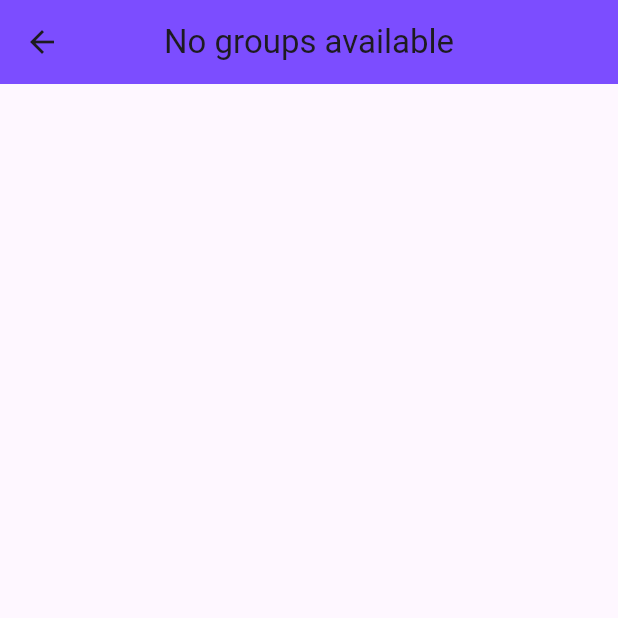
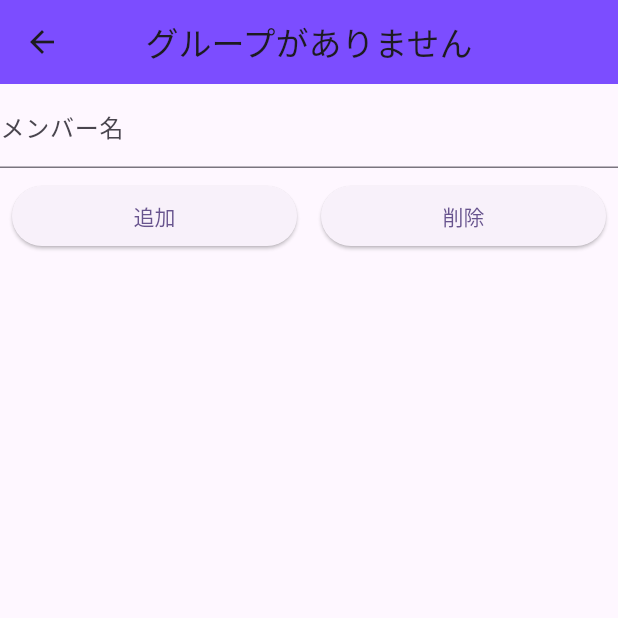
Before and after one commit to ppmasa8/walippe, a Flutter app: the AddMember screen opened directly, on a phone screen of 412 x 824 dp, the top half of it. Run offline on Flutter 3.47's test engine with Material 2 defaults, Android fonts, the phone set to English and light mode, and no system bars; our stand-ins replace drift, flutter_riverpod, freezed_annotation, google_fonts, riverpod_annotation; accounts and stored records are empty; generated files the repository leaves out were written again.

Commit message:
Added membername form

```diff
--- /dev/null
+++ b/lib/src/const/const.dart
@@ -0,0 +1,20 @@
+const titleName = 'Walippe';
+
+const validGroupNameMessage = 'グループ名を入力してください';
+const validMemberNameMessage = 'メンバー名を入力してください';
+
+const groupFormLabelText = 'グループ名';
+const groupFormHintText = '沖縄旅行';
+
+const memberFormLabelText = 'メンバー名';
+const memberFormHintText = 'ひかり';
+
+const groupCreateButtonText = 'グループを作成';
+const noGroupsAvailableText = 'グループがありません';
+
+const addText = '追加';
+const deleteText = '削除';
+
+const memberDurationForDelete = 500;
+
+const memberDeleteSnackBarText = '削除しました';
--- a/lib/src/drift/walippe_db.dart
+++ b/lib/src/drift/walippe_db.dart
@@ -86,6 +86,10 @@ class WalippeDatabase extends _$WalippeDatabase {
 
   Future<List<Member>> getAllMembers() => select(members).get();
 
+  Future<List<Member>> getMembersInGroup(int groupId) {
+    return (select(members)..where((tbl) => tbl.groupId.equals(groupId))).get();
+  }
+
   Future<int> addMember(int groupId, String name, String description) {
     return into(members).insert(MembersCompanion(
       groupId: Value(groupId),
--- a/lib/src/providers/provider.dart
+++ b/lib/src/providers/provider.dart
@@ -1,4 +1,3 @@
-import 'package:flutter/material.dart';
 import 'package:riverpod_annotation/riverpod_annotation.dart';
 
 import '../drift/walippe_db.dart';
@@ -8,6 +7,7 @@ import '../models/transaction_data.dart';
 import '../repositories/group_repository.dart';
 import '../repositories/member_repository.dart';
 import '../repositories/transaction_repository.dart';
+import '../views/form_validator.dart';
 
 part 'provider.g.dart';
 
@@ -46,5 +46,10 @@ Future<List<MemberData>> memberList(MemberListRef ref) {
   return ref.read(memberRepositoryProvider).fetchMember();
 }
 
+final memberListStreamProvider = StreamProvider.autoDispose<List<MemberData>>((ref) {
+  final memberListFuture = ref.watch(memberListProvider.future);
+  return memberListFuture.asStream();
+});
+
 // For Form Provider.
-final formKeyProvider = Provider((ref) => GlobalKey<FormState>());
+final formValidatorProvider = Provider((ref) => FormValidator());
--- a/lib/src/views/screens/add_member.dart
+++ b/lib/src/views/screens/add_member.dart
@@ -2,14 +2,20 @@ import 'package:flutter/material.dart';
 import 'package:flutter_riverpod/flutter_riverpod.dart';
 import 'package:google_fonts/google_fonts.dart';
 
+import '../../const/const.dart';
 import '../../providers/provider.dart';
 
 class AddMember extends ConsumerWidget {
-  const AddMember({Key? key}) : super(key: key);
+  AddMember({Key? key}) : super(key: key);
+  final GlobalKey<FormState> formKey = GlobalKey<FormState>();
 
   @override
   Widget build(BuildContext context, WidgetRef ref) {
     final groupListAsync = ref.watch(groupListProvider);
+    final memberListStream = ref.watch(memberListStreamProvider);
+    final formValidator = ref.watch(formValidatorProvider);
+    late String memberName;
+
     return Scaffold(
       appBar: AppBar(
         title: groupListAsync.when(
@@ -18,18 +24,17 @@ class AddMember extends ConsumerWidget {
               String lastName = groupList.last.name;
               return Text(
                 lastName,
-                style: GoogleFonts.roboto(
-                  fontSize: 32,
+                style: GoogleFonts.sawarabiGothic(
+                  fontSize: 25,
                   fontWeight: FontWeight.bold,
                   color: Colors.white,
                 ),
               );
             } else {
-              return const Text('No groups available');
+              return const Text(noGroupsAvailableText);
             }
           },
           loading: () {
-            // データがまだ読み込まれていない場合の処理
             return const CircularProgressIndicator();
           },
           error: (error, stackTrace) {
@@ -39,6 +44,122 @@ class AddMember extends ConsumerWidget {
         centerTitle: true,
         backgroundColor: Colors.deepPurpleAccent,
       ),
+      body: Center(
+          child: Column(
+        children: [
+          Form(
+              key: formKey,
+              child: Column(
+                children: [
+                  TextFormField(
+                    decoration: const InputDecoration(
+                        labelText: memberFormLabelText,
+                        hintText: memberFormHintText),
+                    validator: formValidator.validateMemberName,
+                    onChanged: (value) {
+                      memberName = value;
+                    },
+                  )
+                ],
+              )),
+          Row(
+            mainAxisAlignment: MainAxisAlignment.spaceEvenly,
+            children: [
+              Expanded(
+                child: Padding(
+                    padding: const EdgeInsets.all(8),
+                    child: ElevatedButton(
+                        child: const Text(addText),
+                        onPressed: () async {
+                          if (formKey.currentState!.validate()) {
+                            await ref
+                                .watch(memberRepositoryProvider)
+                                .addMemberToGroup(
+                                    groupListAsync.when(data: (groupList) {
+                                      if (groupList.isNotEmpty) {
+                                        int lastId = groupList.last.id;
+                                        return lastId;
+                                      } else {
+                                        return 0;
+                                      }
+                                    }, loading: () {
+                                      return 0;
+                                    }, error: (error, stackTrace) {
+                                      return 0;
+                                    }),
+                                    memberName,
+                                    'test');
+                            return ref.refresh(memberListProvider);
+                          }
+                        })),
+              ),
+              Expanded(
+                child: Padding(
+                  padding: const EdgeInsets.all(8),
+                  child: ElevatedButton(
+                    child: const Text(deleteText),
+                    onPressed: () async {
+                      await _deleteMember(ref);
+                      ScaffoldMessenger.of(context).showSnackBar(
+                        const SnackBar(
+                          content: Text(memberDeleteSnackBarText),
+                          behavior: SnackBarBehavior.fixed,
+                          duration: Duration(seconds: 2),
+                        ),
+                      );
+                      return ref.refresh(memberListProvider);
+                    },
+                  ),
+                ),
+              ),
+            ],
+          ),
+          Row(
+            children: [
+              memberListStream.when(
+                data: (members) {
+                  return Expanded(
+                    child: ListView.builder(
+                      itemCount: members.length,
+                      itemBuilder: (context, index) {
+                        return ListTile(
+                          title: Text(members[index].name),
+                        );
+                      },
+                      scrollDirection: Axis.vertical,
+                      shrinkWrap: true,
+                    ),
+                  );
+                },
+                loading: () => const Center(child: CircularProgressIndicator()),
+                error: (error, stackTrace) => Text('Error: $error'),
+              ),
+            ],
+          ),
+        ],
+      )),
     );
   }
+
+  Future<void> _deleteMember(WidgetRef ref) async {
+    final memberListAsync = ref.watch(memberListProvider);
+
+    await Future<void>.delayed(
+      const Duration(milliseconds: memberDurationForDelete),
+    );
+    await ref.watch(memberRepositoryProvider).deleteMemberById(
+          memberListAsync.when(data: (memberList) {
+            if (memberList.isNotEmpty) {
+              int lastId = memberList.last.id;
+              return lastId;
+            } else {
+              return 0;
+            }
+          }, loading: () {
+            return 0;
+          }, error: (error, stackTrace) {
+            return 0;
+          }),
+        );
+  }
 }
--- a/lib/src/walippe.dart
+++ b/lib/src/walippe.dart
@@ -1,5 +1,6 @@
 import 'package:flutter/material.dart';
 
+import 'const/const.dart';
 import 'views/screens/base_view.dart';
 
 class Walippe extends StatelessWidget {
@@ -8,7 +9,7 @@ class Walippe extends StatelessWidget {
   @override
   Widget build(BuildContext context) {
     return MaterialApp(
-      title: 'Walippe',
+      title: titleName,
       debugShowCheckedModeBanner: false,
       theme: ThemeData(
         colorScheme: ColorScheme.fromSeed(seedColor: Colors.deepPurple),
```
Also changed, not shown: lib/src/views/form_validator.dart (added, +17 -0 lines), lib/src/views/screens/base_view.dart (+11 -14 lines).
